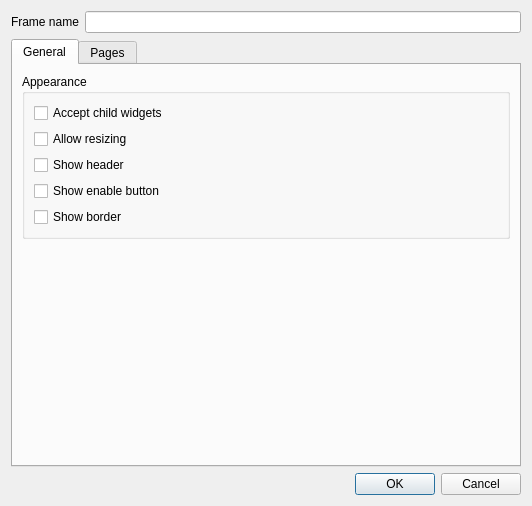
Before: the Qt Designer form ui/src/virtualconsole/vcframeproperties.ui in filipolszewsk/qlcplus, drawn with Qt 5.
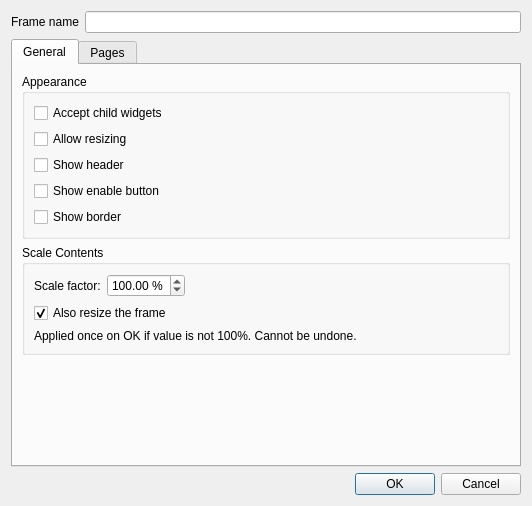
After: the same form once the commit is applied.

Commit message: VCFrame: add persistent scale-contents feature with font scaling

The edit to the form file:
```diff
--- a/ui/src/virtualconsole/vcframeproperties.ui
+++ b/ui/src/virtualconsole/vcframeproperties.ui
@@ -134,6 +134,78 @@
        <item>
         <layout class="QVBoxLayout" name="m_extEnableLayout"/>
        </item>
+       <item>
+        <widget class="QGroupBox" name="groupBox_scale">
+         <property name="title">
+          <string>Scale Contents</string>
+         </property>
+         <layout class="QVBoxLayout" name="verticalLayout_scale">
+          <item>
+           <layout class="QHBoxLayout" name="horizontalLayout_scale">
+            <item>
+             <widget class="QLabel" name="label_scale">
+              <property name="text">
+               <string>Scale factor:</string>
+              </property>
+             </widget>
+            </item>
+            <item>
+             <widget class="QDoubleSpinBox" name="m_scaleSpinBox">
+              <property name="suffix">
+               <string> %</string>
+              </property>
+              <property name="minimum">
+               <double>10.000000</double>
+              </property>
+              <property name="maximum">
+               <double>500.000000</double>
+              </property>
+              <property name="singleStep">
+               <double>5.000000</double>
+              </property>
+              <property name="value">
+               <double>100.000000</double>
+              </property>
+             </widget>
+            </item>
+            <item>
+             <spacer name="horizontalSpacer_scale">
+              <property name="orientation">
+               <enum>Qt::Horizontal</enum>
+              </property>
+              <property name="sizeHint" stdset="0">
+               <size>
+                <width>40</width>
+                <height>20</height>
+               </size>
+              </property>
+             </spacer>
+            </item>
+           </layout>
+          </item>
+          <item>
+           <widget class="QCheckBox" name="m_scaleFrameCheck">
+            <property name="text">
+             <string>Also resize the frame</string>
+            </property>
+            <property name="checked">
+             <bool>true</bool>
+            </property>
+           </widget>
+          </item>
+          <item>
+           <widget class="QLabel" name="label_scaleNote">
+            <property name="text">
+             <string>Applied once on OK if value is not 100%. Cannot be undone.</string>
+            </property>
+            <property name="wordWrap">
+             <bool>true</bool>
+            </property>
+           </widget>
+          </item>
+         </layout>
+        </widget>
+       </item>
        <item>
         <spacer name="verticalSpacer">
          <property name="orientation">
```
The commit also changes 3 other files.
